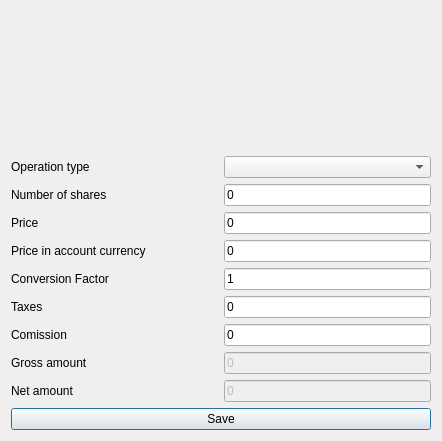
Qt form ui/frmInvestmentOperationsAdd.ui (turulomio/xulpymoney) before a commit.
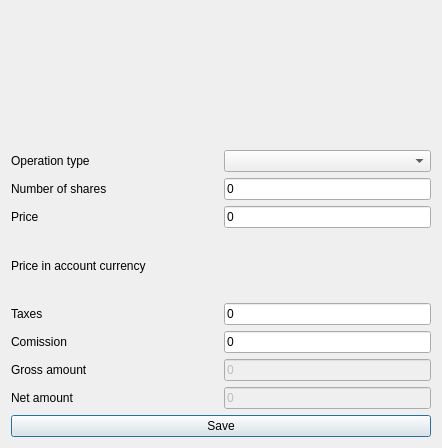
The same form after that commit. Icons and pictures are not drawn. Custom widgets are drawn as their Qt base class.

Commit message: Added datetime in conversions. Added wdgConversion

```diff
--- a/ui/frmInvestmentOperationsAdd.ui
+++ b/ui/frmInvestmentOperationsAdd.ui
@@ -10,7 +10,7 @@
     <x>0</x>
     <y>0</y>
     <width>442</width>
-    <height>441</height>
+    <height>448</height>
    </rect>
   </property>
   <property name="windowTitle">
@@ -122,41 +122,7 @@
         </widget>
        </item>
        <item>
-        <widget class="myQLineEdit" name="txtPriceAccountCurrency">
-         <property name="sizePolicy">
-          <sizepolicy hsizetype="Minimum" vsizetype="Fixed">
-           <horstretch>0</horstretch>
-           <verstretch>0</verstretch>
-          </sizepolicy>
-         </property>
-         <property name="text">
-          <string>0</string>
-         </property>
-        </widget>
-       </item>
-      </layout>
-     </item>
-     <item>
-      <layout class="QHBoxLayout" name="horizontalLayout_12">
-       <item>
-        <widget class="QLabel" name="label_10">
-         <property name="text">
-          <string>Conversion Factor</string>
-         </property>
-        </widget>
-       </item>
-       <item>
-        <widget class="myQLineEdit" name="txtCurrencyConversion">
-         <property name="sizePolicy">
-          <sizepolicy hsizetype="Minimum" vsizetype="Fixed">
-           <horstretch>0</horstretch>
-           <verstretch>0</verstretch>
-          </sizepolicy>
-         </property>
-         <property name="text">
-          <string>1</string>
-         </property>
-        </widget>
+        <widget class="wdgCurrencyConversion" name="wdgCurrencyConversion" native="true"/>
        </item>
       </layout>
      </item>
@@ -289,6 +255,12 @@
    <header location="global">wdgDatetime</header>
    <container>1</container>
   </customwidget>
+  <customwidget>
+   <class>wdgCurrencyConversion</class>
+   <extends>QWidget</extends>
+   <header location="global">wdgCurrencyConversion</header>
+   <container>1</container>
+  </customwidget>
  </customwidgets>
  <resources>
   <include location="../images/xulpymoney.qrc"/>
```
The commit also changes 11 other files.
